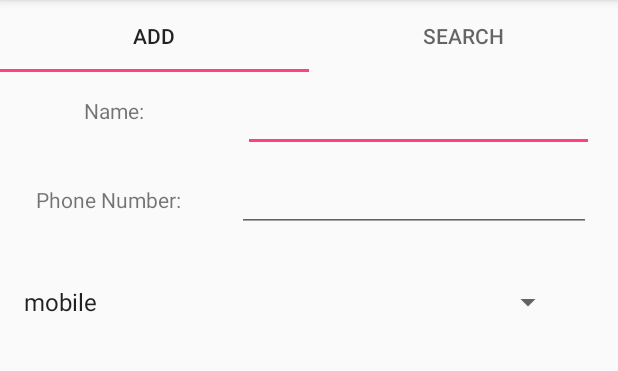
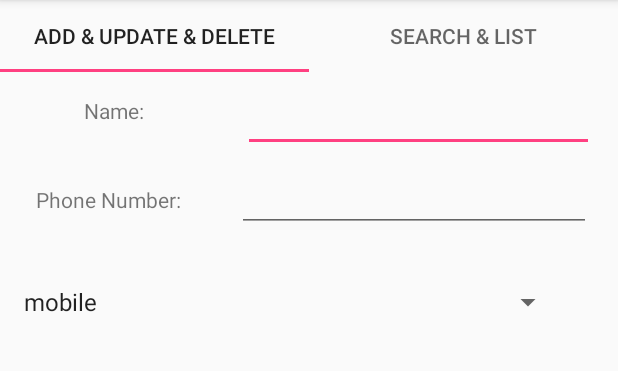
Before and after one commit to 105590015/Android-Project, an Android app: the screen it shows after launch (MainActivity), on a phone screen of 412 x 824 dp, the part 84-455 px from its top. Run offline under Robolectric (Android 15) with nearby library versions, the phone set to English and light mode, and no system bars.

Commit message:
Hw11_Version2

```diff
--- a/Hw11/app/src/main/java/a105590015/hw11/AddNewContact.java
+++ b/Hw11/app/src/main/java/a105590015/hw11/AddNewContact.java
@@ -14,6 +14,7 @@ import android.view.ViewGroup;
 import android.widget.AdapterView;
 import android.widget.EditText;
 import android.widget.Spinner;
+import android.widget.Toast;
 
 import a105590015.hw11.providers.FriendsContentProvider;
 
@@ -64,9 +65,11 @@ public class AddNewContact extends Fragment{
                 newRow.put("sex", mEdtNumber.getText().toString());
                 newRow.put("address", type);
                 mContRes.update(FriendsContentProvider.CONTENT_URI, newRow, mEdtName.getText().toString(), null);
+                Toast.makeText(getActivity(), "更新成功", Toast.LENGTH_LONG).show();
                 return true;
             case R.id.menuItemDelete:
                 mContRes.delete(FriendsContentProvider.CONTENT_URI, mEdtName.getText().toString(), null);
+                Toast.makeText(getActivity(), "刪除成功", Toast.LENGTH_LONG).show();
         }
         return super.onContextItemSelected(item);
     }
--- a/Hw11/app/src/main/java/a105590015/hw11/MainActivity.java
+++ b/Hw11/app/src/main/java/a105590015/hw11/MainActivity.java
@@ -114,6 +114,7 @@ public class MainActivity extends AppCompatActivity {
                 newRow.put("sex", number);
                 newRow.put("address", type);
                 mContRes.insert(FriendsContentProvider.CONTENT_URI, newRow);
+                Toast.makeText(MainActivity.this, "新增成功", Toast.LENGTH_LONG).show();
                 return true;
         }
         return super.onOptionsItemSelected(item);
@@ -149,9 +150,9 @@ public class MainActivity extends AppCompatActivity {
         public CharSequence getPageTitle(int position) {
             switch (position) {
                 case 0:
-                    return "Add";
+                    return "Add & Update & Delete";
                 case 1:
-                    return "Search";
+                    return "Search & List";
                 default:
                     return null;
             }
```
